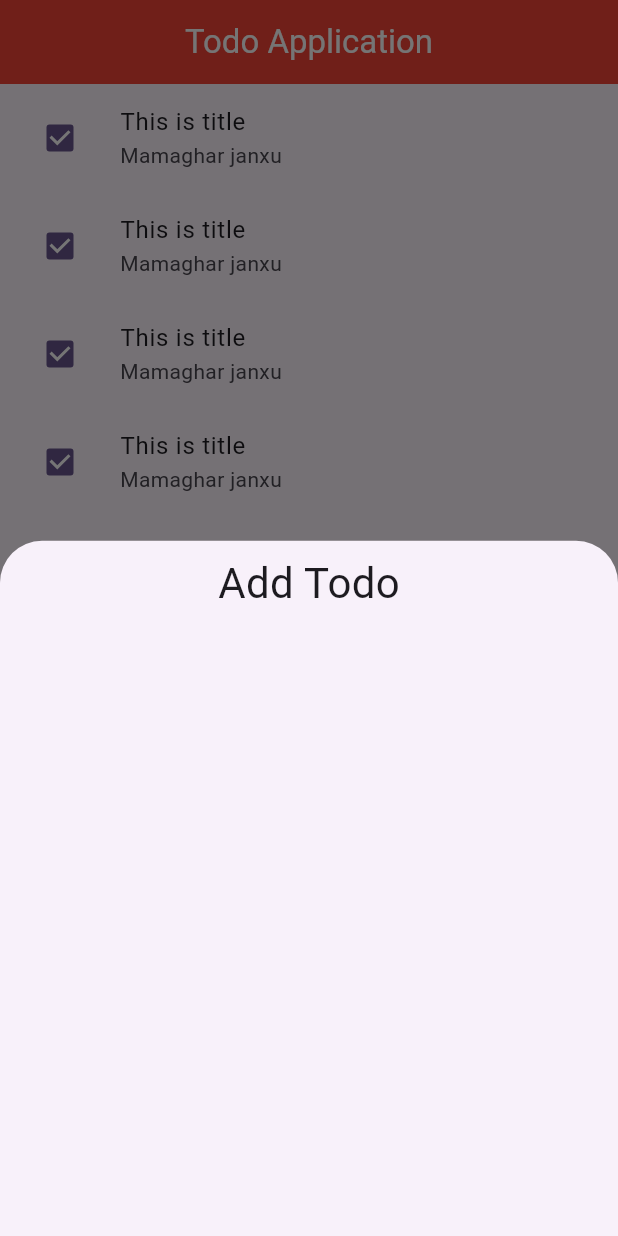
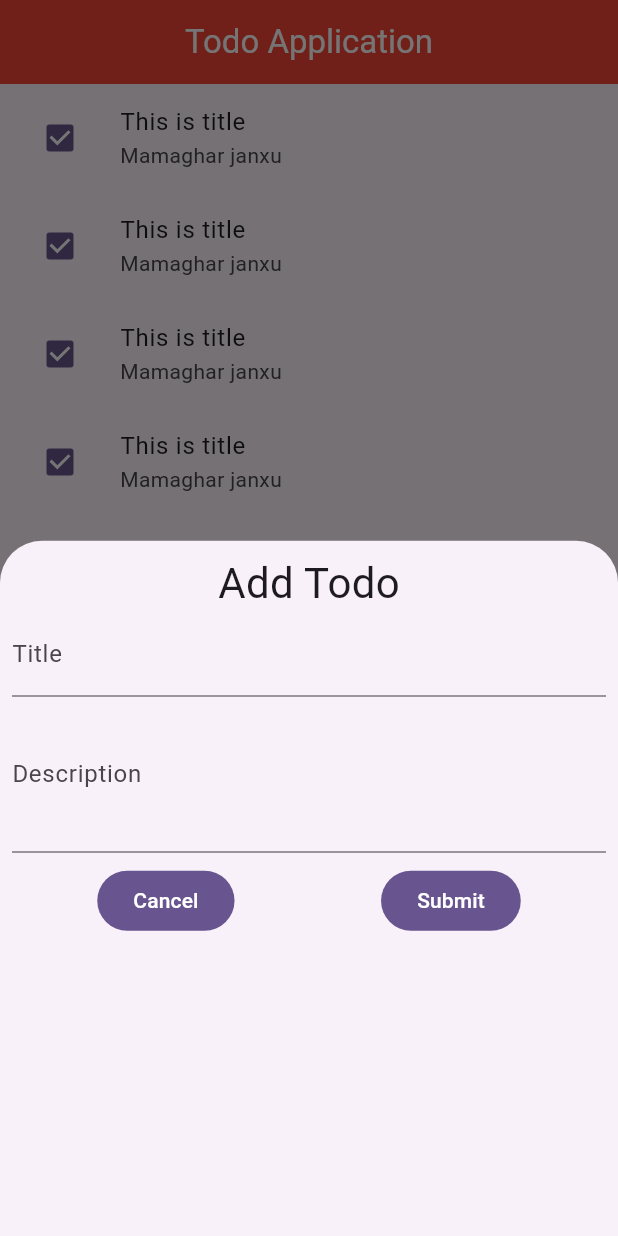
Before and after one commit to nabinn10/Todo-Application, a Flutter app: the screen it shows after launch, after a tap on the "add" icon, on a phone screen of 412 x 824 dp. Run offline on Flutter 3.47's test engine with Material 3 defaults, Android fonts, the phone set to English and light mode, and no system bars.

Commit message:
Form field and button update

```diff
--- a/lib/homepage.dart
+++ b/lib/homepage.dart
@@ -73,7 +73,24 @@ class _TodoApplicationState extends State<TodoApplication> {
               child: Form(child: Column(
                 children: [
                   Text("Add Todo",style: TextStyle(fontSize: 28),),
-                  // add form field for
+                  TextFormField(decoration: InputDecoration(labelText: "Title"),),
+                  TextFormField(decoration: InputDecoration(labelText: "Description"), maxLines: 3,),
+                  Padding(
+                    padding: const EdgeInsets.all(8.0),
+                    child: Row(
+                      mainAxisAlignment: MainAxisAlignment.spaceAround,
+                      children: [
+                        FilledButton(
+                          onPressed: () {
+                          Navigator.of(context).pop();
+                          },
+                          child: Text("Cancel"),
+                        ),
+                        FilledButton(onPressed: () {}, child: Text("Submit")),
+                      ],
+
+                    ),
+                  ),
                 ],
               )),
             ),
```
